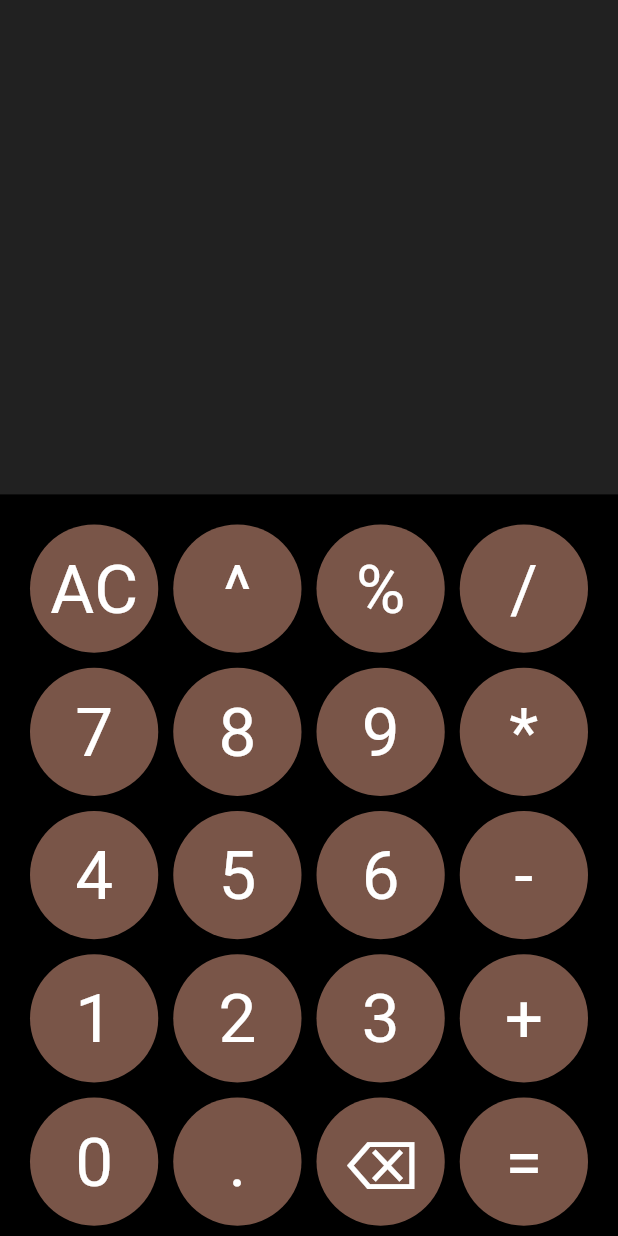
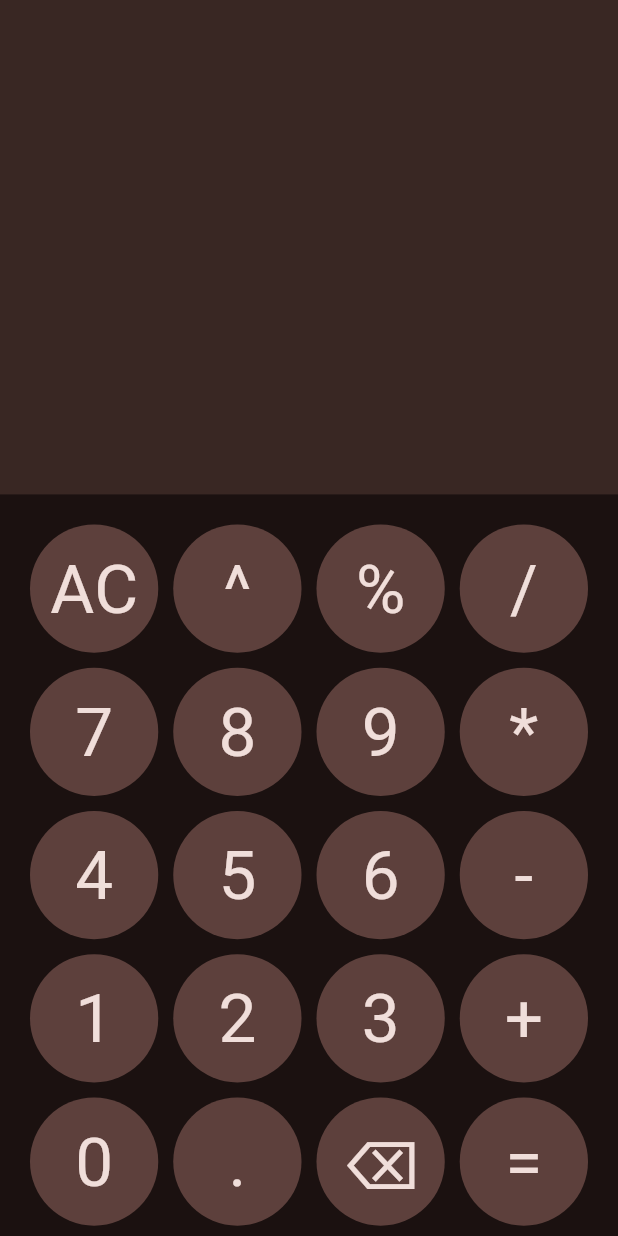
Before and after one commit to saivarshith67/calculator, a Flutter app: the screen it shows after launch, on a phone screen of 412 x 824 dp. Run offline on Flutter 3.47's test engine with Material 3 defaults, Android fonts, the light colour scheme and no system bars; our stand-ins replace math_expressions.

Commit message:
Updated Color Palette

```diff
--- a/lib/widgets/calc_button.dart
+++ b/lib/widgets/calc_button.dart
@@ -15,7 +15,7 @@ class CalcButton extends StatelessWidget {
     },
     child: Container(
         decoration: const BoxDecoration(
-          color: Colors.brown,
+          color: Color(0xFF5d403c),
           borderRadius: BorderRadius.all(Radius.circular(60)),
         ),
         child: Center(
@@ -23,7 +23,7 @@ class CalcButton extends StatelessWidget {
             btnText,
             style: const TextStyle(
               fontSize: 45,
-              color: Colors.white,
+              color: Color(0xFFf0deda),
             ),
           ),
         ),
--- a/lib/widgets/calculator.dart
+++ b/lib/widgets/calculator.dart
@@ -76,7 +76,7 @@ class _CalculatorState extends State<Calculator> {
   @override
   Widget build(BuildContext context) {
     return Scaffold(
-        backgroundColor: Colors.black,
+        backgroundColor: const Color(0xFF1b1110),
         body:
             Column(mainAxisAlignment: MainAxisAlignment.spaceEvenly, children: [
           /* Result Area */
@@ -86,7 +86,7 @@ class _CalculatorState extends State<Calculator> {
             child: Container(
               width: MediaQuery.of(context).size.width,
               height: MediaQuery.of(context).size.height / 2.5,
-              color: Colors.grey[900],
+              color: const Color(0xFF392723),
               child: Row(
                 mainAxisSize: MainAxisSize.max,
                 children: [
@@ -103,7 +103,7 @@ class _CalculatorState extends State<Calculator> {
                               readOnly: true,
                               textAlign: TextAlign.right,
                               style: const TextStyle(
-                                color: Colors.white,
+                                color: Color(0xFFf0deda),
                                 fontSize: 100,
                               ),
                               decoration: const InputDecoration(
```
